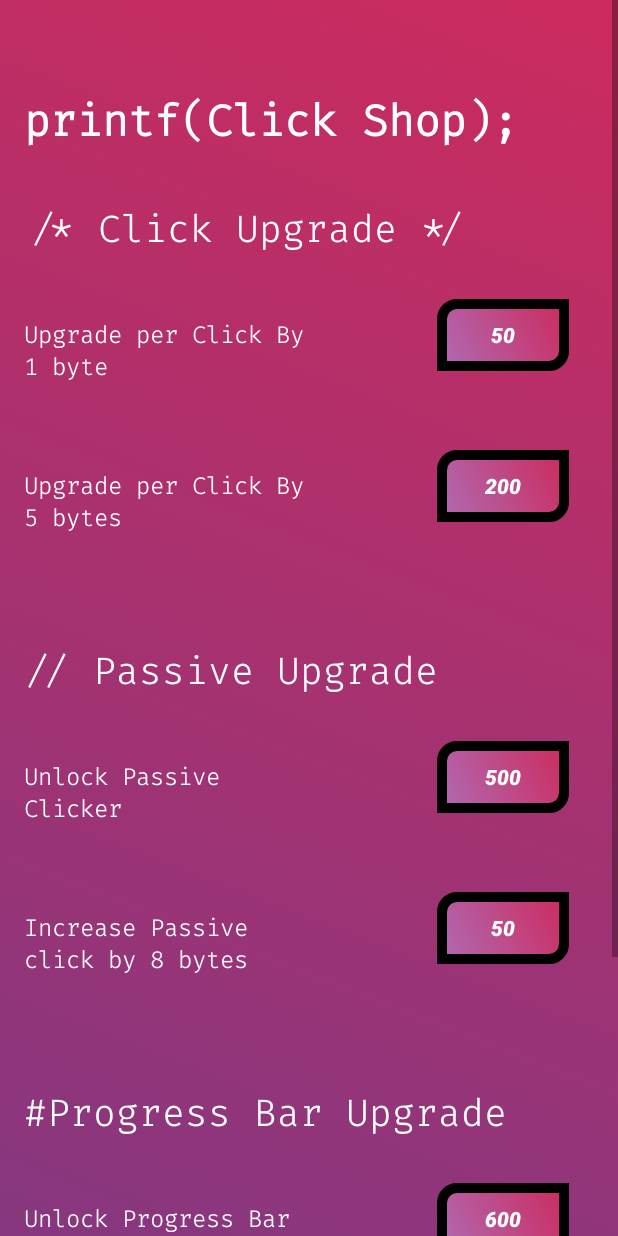
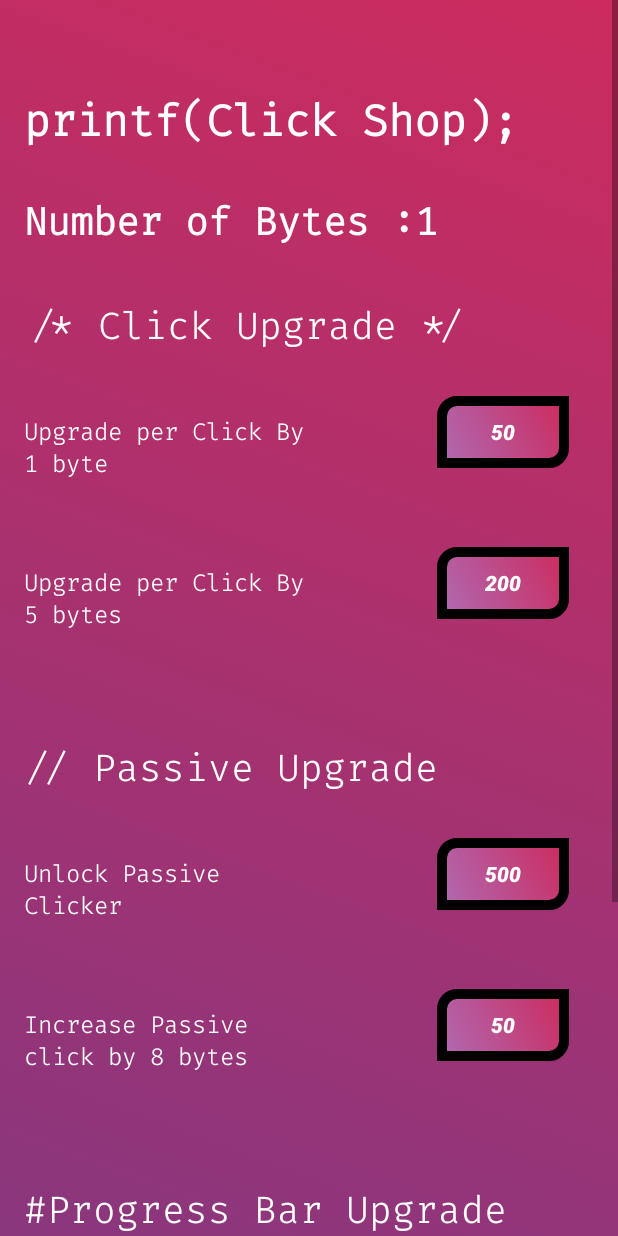
Before and after one commit to Nusse0712/AndroidProject, an Android app: the screen it shows after launch (ShopActivity), after a tap on "TO SHOP", on a phone screen of 412 x 824 dp. Run offline under Robolectric (Android 15) with nearby library versions, the phone set to English and light mode, and no system bars; 1 other tap on this screen came first.

Commit message:
upgrades

```diff
--- a/app/src/main/java/com/cornez/androidproject/MainActivity.java
+++ b/app/src/main/java/com/cornez/androidproject/MainActivity.java
@@ -216,9 +216,7 @@ int delay = 10000;
             if(resultCode == Activity.RESULT_OK){
                   click = (Click) data.getSerializableExtra("result");
                   cookieView.setText(click.getTotal().toString());
-                  if(click.getIsPassiveOn()==true){
-                      //start the passive clicker
-                  }
+
             }
         }
     }
--- a/app/src/main/java/com/cornez/androidproject/ShopActivity.java
+++ b/app/src/main/java/com/cornez/androidproject/ShopActivity.java
@@ -7,6 +7,7 @@ import android.os.Bundle;
 import android.view.View;
 import android.widget.Button;
 import android.widget.LinearLayout;
+import android.widget.TextView;
 import android.widget.Toast;
 
 public class ShopActivity extends Activity {
@@ -18,6 +19,7 @@ public class ShopActivity extends Activity {
     private Button prog1;
     private Button prog2;
     private Button homeBtn;
+    private TextView byteView;
 
     @Override
     protected void onCreate(Bundle savedInstanceState) {
@@ -38,12 +40,31 @@ public class ShopActivity extends Activity {
         prog1 = (Button) findViewById(R.id.button5);
         prog2 = (Button) findViewById(R.id.button6);
         homeBtn = (Button) findViewById(R.id.HomeBtn);
+        byteView = (TextView) findViewById(R.id.numBytes);
         click1Btn.setText(click.getPerClickUpgrade1Cost().toString());
         click2Btn.setText(click.getPerClickUpgrade2Cost().toString());
-        passive1.setText(click.getTurnOnPassiveCost().toString());
+        if(click.getIsPassiveOn()){
+            passive1.setTextColor(getApplication().getResources().getColor(R.color.black));
+            passive1.setText(R.string.SOLD);
+            passive1.setBackgroundResource(R.drawable.button_disabled);
+            passive1.setEnabled(false);
+        }else {
+            passive1.setText(click.getTurnOnPassiveCost().toString());
+        }
+        if(click.getProgBarStatus()){
+            prog1.setTextColor(getApplication().getResources().getColor(R.color.black));
+            prog1.setText(R.string.SOLD);
+            prog1.setBackgroundResource(R.drawable.button_disabled);
+            prog1.setEnabled(false);
+        }else {
+            prog1.setText(click.getProgBarCost().toString());
+        }
         passive2.setText(click.getPerPassiveCost().toString());
-        prog1.setText(click.getProgBarCost().toString());
-        prog2.setText(click.getPerPassiveCost().toString());
+
+        prog2.setText(click.getPerProgBarCost().toString());
+        byteView.setText("Number of Bytes :"+click.getTotal().toString());
+
+
 
     }
     private void initAnimation(){
@@ -67,6 +88,29 @@ public class ShopActivity extends Activity {
     protected void onStart(){
         super.onStart();
         overridePendingTransition(R.anim.main_in, R.anim.shop_out);
+        click1Btn.setText(click.getPerClickUpgrade1Cost().toString());
+        click2Btn.setText(click.getPerClickUpgrade2Cost().toString());
+        if(click.getIsPassiveOn()){
+            passive1.setTextColor(getApplication().getResources().getColor(R.color.black));
+            passive1.setText(R.string.SOLD);
+            passive1.setBackgroundResource(R.drawable.button_disabled);
+            passive1.setEnabled(false);
+        }else {
+            passive1.setText(click.getTurnOnPassiveCost().toString());
+        }
+
+        if(click.getProgBarStatus()){
+            prog1.setTextColor(getApplication().getResources().getColor(R.color.black));
+            prog1.setText(R.string.SOLD);
+            prog1.setBackgroundResource(R.drawable.button_disabled);
+            prog1.setEnabled(false);
+        }else {
+            prog1.setText(click.getProgBarCost().toString());
+        }
+        passive2.setText(click.getPerPassiveCost().toString());
+
+        prog2.setText(click.getPerProgBarCost().toString());
+        byteView.setText("Number of Bytes :"+click.getTotal().toString());
 
     }
     private View.OnClickListener buyClickOne = new View.OnClickListener(){
@@ -78,6 +122,7 @@ public class ShopActivity extends Activity {
                 click.upgrade1PerClick();
                 click.increaseUpgrade1Cost();
                 click1Btn.setText(click.getPerClickUpgrade1Cost().toString());
+                byteView.setText("Number of Bytes :"+click.getTotal().toString());
 
             }else{
                 Toast.makeText(ShopActivity.this, "Insufficient Bytes",
@@ -95,6 +140,7 @@ public class ShopActivity extends Activity {
                 click.upgrade2PerClick();
                 click.increaseUpgrade2Cost();
                 click2Btn.setText(click.getPerClickUpgrade2Cost().toString());
+                byteView.setText("Number of Bytes :"+click.getTotal().toString());
 
             }else{
                 Toast.makeText(ShopActivity.this, "Insufficient Bytes",
@@ -116,6 +162,7 @@ public class ShopActivity extends Activity {
                 passive1.setBackgroundResource(R.drawable.button_disabled);
                 passive1.setTextColor(getApplication().getResources().getColor(R.color.black));
                 passive1.setText(R.string.SOLD);
+                byteView.setText("Number of Bytes :"+click.getTotal().toString());
 
             }else{
                 Toast.makeText(ShopActivity.this, "Insufficient Bytes",
@@ -134,6 +181,7 @@ public class ShopActivity extends Activity {
                 click.upgradePassiveClick();
                 click.increaseUpgradePassiveCost();
                 passive2.setText(click.getPerPassiveCost().toString());
+                byteView.setText("Number of Bytes :"+click.getTotal().toString());
 
 
 
@@ -156,6 +204,7 @@ public class ShopActivity extends Activity {
                 prog1.setBackgroundResource(R.drawable.button_disabled);
                 prog1.setTextColor(getApplication().getResources().getColor(R.color.black));
                 prog1.setText(R.string.SOLD);
+                byteView.setText("Number of Bytes :"+click.getTotal().toString());
 
 
             }else{
@@ -175,6 +224,7 @@ public class ShopActivity extends Activity {
                 click.upgradeProgressBar();
                 click.increaseProgressBarCost();
                 prog2.setText(click.getPerProgBarCost().toString());
+                byteView.setText("Number of Bytes :"+click.getTotal().toString());
 
 
             }else{
--- a/app/src/main/res/layout/activity_shop.xml
+++ b/app/src/main/res/layout/activity_shop.xml
@@ -27,6 +27,18 @@
         android:fontFamily="@font/firacode"
         android:textStyle="bold"
         android:textSize="29sp"
+        android:textColor="#fff"
+        />
+    <TextView
+        android:id="@+id/numBytes"
+        android:layout_width="wrap_content"
+        android:layout_height="wrap_content"
+        android:layout_marginStart="16dp"
+        android:layout_marginTop="20dp"
+        android:text="Number of Bytes:"
+        android:fontFamily="@font/firacode"
+        android:textStyle="bold"
+        android:textSize="26sp"
         android:textColor="#fff"
         />
     <TextView
```
